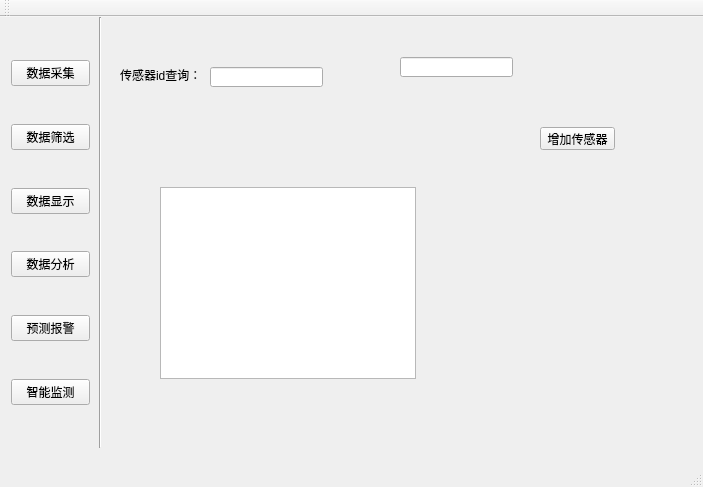
The window that mainwindow.ui (code6levels/FaultDetection) describes before a commit, drawn with Qt 5.
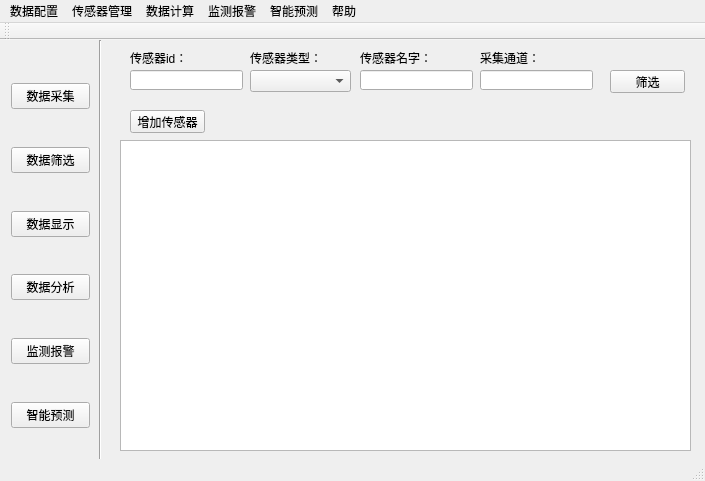
The same window after the commit.

What changed in the file:
```diff
--- a/mainwindow.ui
+++ b/mainwindow.ui
@@ -6,8 +6,8 @@
    <rect>
     <x>0</x>
     <y>0</y>
-    <width>703</width>
-    <height>487</height>
+    <width>705</width>
+    <height>481</height>
    </rect>
   </property>
   <property name="windowTitle">
@@ -129,7 +129,7 @@
       <item>
        <widget class="QPushButton" name="pushButton_5">
         <property name="text">
-         <string>预测报警</string>
+         <string>监测报警</string>
         </property>
        </widget>
       </item>
@@ -149,7 +149,7 @@
       <item>
        <widget class="QPushButton" name="pushButton_6">
         <property name="text">
-         <string>智能监测</string>
+         <string>智能预测</string>
         </property>
        </widget>
       </item>
@@ -184,7 +184,7 @@
     <widget class="QStackedWidget" name="stackedWidget">
      <property name="geometry">
       <rect>
-       <x>100</x>
+       <x>110</x>
        <y>0</y>
        <width>591</width>
        <height>431</height>
@@ -213,40 +213,30 @@
        <property name="geometry">
         <rect>
          <x>20</x>
-         <y>50</y>
+         <y>10</y>
          <width>81</width>
          <height>16</height>
         </rect>
        </property>
        <property name="text">
-        <string>传感器id查询：</string>
+        <string>传感器id：</string>
        </property>
       </widget>
       <widget class="QTableView" name="tableView">
        <property name="geometry">
         <rect>
-         <x>60</x>
-         <y>170</y>
-         <width>256</width>
-         <height>192</height>
+         <x>10</x>
+         <y>100</y>
+         <width>571</width>
+         <height>311</height>
         </rect>
        </property>
       </widget>
       <widget class="QLineEdit" name="lineEdit">
        <property name="geometry">
         <rect>
-         <x>110</x>
-         <y>50</y>
-         <width>113</width>
-         <height>20</height>
-        </rect>
-       </property>
-      </widget>
-      <widget class="QLineEdit" name="lineEdit_2">
-       <property name="geometry">
-        <rect>
-         <x>300</x>
-         <y>40</y>
+         <x>20</x>
+         <y>30</y>
          <width>113</width>
          <height>20</height>
         </rect>
@@ -255,8 +245,8 @@
       <widget class="QPushButton" name="pushButton_2">
        <property name="geometry">
         <rect>
-         <x>440</x>
-         <y>110</y>
+         <x>20</x>
+         <y>70</y>
          <width>75</width>
          <height>23</height>
         </rect>
@@ -265,6 +255,108 @@
         <string>增加传感器</string>
        </property>
       </widget>
+      <widget class="QLabel" name="label_4">
+       <property name="geometry">
+        <rect>
+         <x>140</x>
+         <y>10</y>
+         <width>81</width>
+         <height>16</height>
+        </rect>
+       </property>
+       <property name="text">
+        <string>传感器类型：</string>
+       </property>
+      </widget>
+      <widget class="QComboBox" name="comboBox">
+       <property name="geometry">
+        <rect>
+         <x>140</x>
+         <y>30</y>
+         <width>101</width>
+         <height>22</height>
+        </rect>
+       </property>
+       <item>
+        <property name="text">
+         <string/>
+        </property>
+       </item>
+       <item>
+        <property name="text">
+         <string>Vibration</string>
+        </property>
+       </item>
+       <item>
+        <property name="text">
+         <string>Temperature</string>
+        </property>
+       </item>
+       <item>
+        <property name="text">
+         <string>Acceleration</string>
+        </property>
+       </item>
+      </widget>
+      <widget class="QLabel" name="label_5">
+       <property name="geometry">
+        <rect>
+         <x>250</x>
+         <y>10</y>
+         <width>81</width>
+         <height>16</height>
+        </rect>
+       </property>
+       <property name="text">
+        <string>传感器名字：</string>
+       </property>
+      </widget>
+      <widget class="QLineEdit" name="lineEdit_2">
+       <property name="geometry">
+        <rect>
+         <x>250</x>
+         <y>30</y>
+         <width>113</width>
+         <height>20</height>
+        </rect>
+       </property>
+      </widget>
+      <widget class="QLabel" name="label_6">
+       <property name="geometry">
+        <rect>
+         <x>370</x>
+         <y>10</y>
+         <width>81</width>
+         <height>16</height>
+        </rect>
+       </property>
+       <property name="text">
+        <string>采集通道：</string>
+       </property>
+      </widget>
+      <widget class="QLineEdit" name="lineEdit_3">
+       <property name="geometry">
+        <rect>
+         <x>370</x>
+         <y>30</y>
+         <width>113</width>
+         <height>20</height>
+        </rect>
+       </property>
+      </widget>
+      <widget class="QPushButton" name="pushButton_3">
+       <property name="geometry">
+        <rect>
+         <x>500</x>
+         <y>30</y>
+         <width>75</width>
+         <height>23</height>
+        </rect>
+       </property>
+       <property name="text">
+        <string>筛选</string>
+       </property>
+      </widget>
      </widget>
      <widget class="QWidget" name="chartPage">
       <widget class="QLabel" name="label_3">
@@ -289,10 +381,81 @@
     <rect>
      <x>0</x>
      <y>0</y>
-     <width>703</width>
+     <width>705</width>
      <height>23</height>
     </rect>
    </property>
+   <widget class="QMenu" name="menu">
+    <property name="title">
+     <string>数据配置</string>
+    </property>
+    <widget class="QMenu" name="menu_4">
+     <property name="title">
+      <string>数据导入</string>
+     </property>
+     <addaction name="actionador"/>
+     <addaction name="actionasd"/>
+     <addaction name="actionad"/>
+     <addaction name="actionMatlab"/>
+    </widget>
+    <widget class="QMenu" name="menu_6">
+     <property name="title">
+      <string>数据导出</string>
+     </property>
+     <addaction name="actionpdf"/>
+     <addaction name="actionpng"/>
+    </widget>
+    <addaction name="menu_4"/>
+    <addaction name="menu_6"/>
+   </widget>
+   <widget class="QMenu" name="menu_2">
+    <property name="title">
+     <string>数据计算</string>
+    </property>
+    <addaction name="actionFFT"/>
+    <addaction name="actionPSD"/>
+    <addaction name="action_3"/>
+    <addaction name="action_4"/>
+    <addaction name="action_5"/>
+    <addaction name="action_6"/>
+   </widget>
+   <widget class="QMenu" name="menu_5">
+    <property name="title">
+     <string>监测报警</string>
+    </property>
+    <addaction name="actionasda"/>
+    <addaction name="actionji"/>
+    <addaction name="action_7"/>
+    <addaction name="action_8"/>
+   </widget>
+   <widget class="QMenu" name="menu_7">
+    <property name="title">
+     <string>智能预测</string>
+    </property>
+    <addaction name="action_9"/>
+    <addaction name="action_10"/>
+    <addaction name="actionguzhan"/>
+    <addaction name="actionasd_3"/>
+   </widget>
+   <widget class="QMenu" name="menu_8">
+    <property name="title">
+     <string>传感器管理</string>
+    </property>
+    <addaction name="action_11"/>
+    <addaction name="actionashd"/>
+   </widget>
+   <widget class="QMenu" name="menu_9">
+    <property name="title">
+     <string>帮助</string>
+    </property>
+    <addaction name="actionaas"/>
+   </widget>
+   <addaction name="menu"/>
+   <addaction name="menu_8"/>
+   <addaction name="menu_2"/>
+   <addaction name="menu_5"/>
+   <addaction name="menu_7"/>
+   <addaction name="menu_9"/>
   </widget>
   <widget class="QToolBar" name="mainToolBar">
    <attribute name="toolBarArea">
```
Left out of the diff: 130 changed lines with no effect on the pictures.
